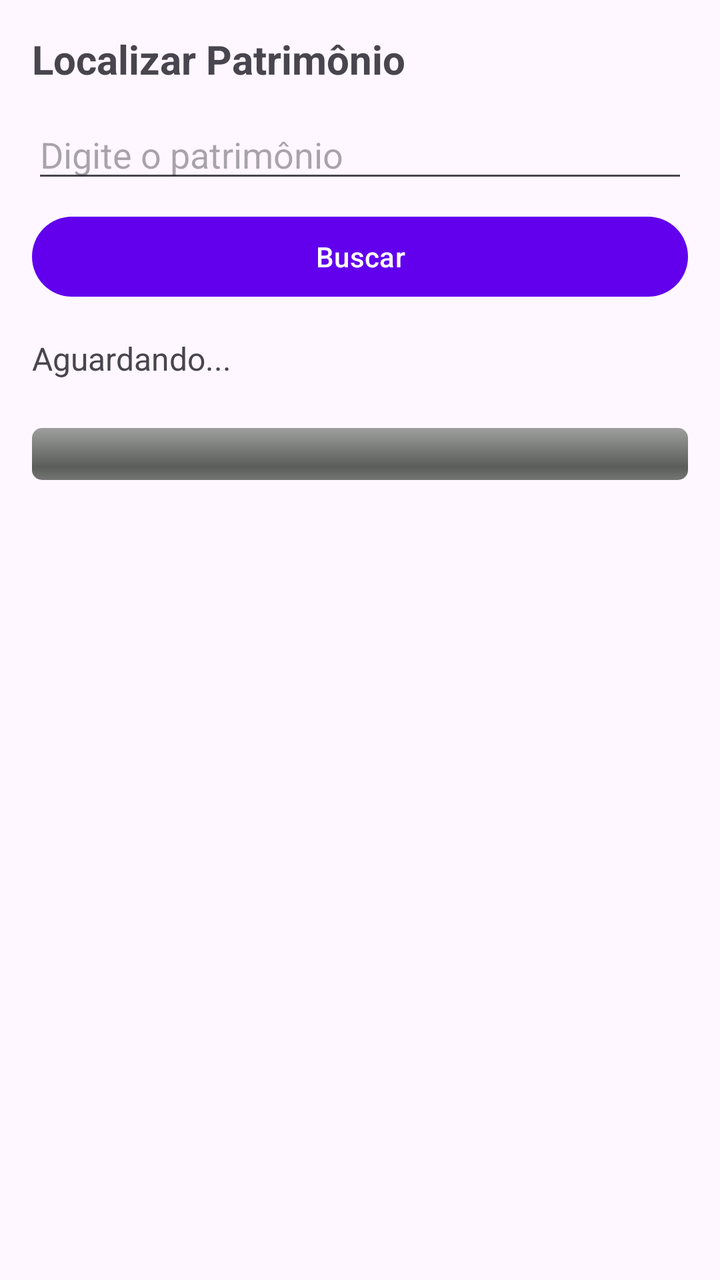
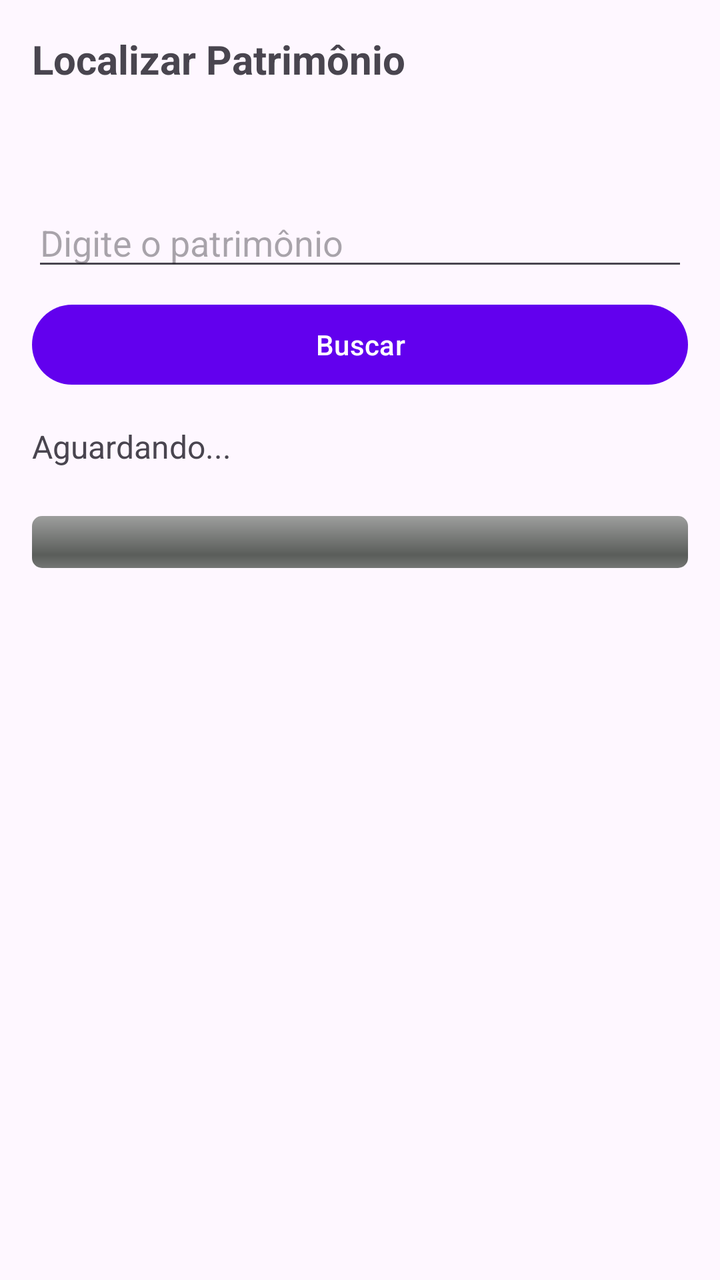

Screens rendered from an Android XML layout before and after an edit, with the pre-edit source and the edit as a unified diff.
<!-- AndroidManifest.xml: application theme Theme.RFIDAndroid -->
<!-- res/layout/activity_localizar.xml -->
<LinearLayout xmlns:android="http://schemas.android.com/apk/res/android"
    android:orientation="vertical"
    android:padding="16dp"
    android:layout_width="match_parent"
    android:layout_height="match_parent">

    <TextView
        android:text="Localizar Patrimônio"
        android:textSize="20sp"
        android:textStyle="bold"
        android:layout_width="wrap_content"
        android:layout_height="wrap_content"/>

    <EditText
        android:id="@+id/edtPatrimonio"
        android:hint="Digite o patrimônio"
        android:layout_width="match_parent"
        android:layout_height="wrap_content"
        android:layout_marginTop="12dp"/>

    <Button
        android:id="@+id/btnBuscar"
        android:text="Buscar"
        android:layout_width="match_parent"
        android:layout_height="wrap_content"
        android:layout_marginTop="8dp"/>

    <TextView
        android:id="@+id/txtStatus"
        android:text="Aguardando..."
        android:textSize="16sp"
        android:layout_marginTop="16dp"
        android:layout_width="wrap_content"
        android:layout_height="wrap_content"/>

    <ProgressBar
        android:id="@+id/progressDistancia"
        style="@android:style/Widget.ProgressBar.Horizontal"
        android:max="100"
        android:progress="0"
        android:layout_marginTop="24dp"
        android:layout_width="match_parent"
        android:layout_height="26dp"/>


</LinearLayout>
<!-- resources referenced by this layout -->
<resources>
  <style name="Theme.RFIDAndroid" parent="Theme.Material3.DayNight.NoActionBar">
  
      
          <item name="colorPrimary">@color/purple_500</item>
          <item name="colorPrimaryVariant">@color/purple_700</item>
          <item name="colorOnPrimary">@color/white</item>
          
          <item name="colorSecondary">@color/teal_200</item>
          <item name="colorSecondaryVariant">@color/teal_700</item>
          <item name="colorOnSecondary">@color/black</item>
          
          <item name="android:statusBarColor">?attr/colorPrimaryVariant</item>
          
      </style>
  <color name="purple_500">#FF6200EE</color>
  <color name="purple_700">#FF3700B3</color>
  <color name="white">#FFFFFFFF</color>
  <color name="teal_200">#FF03DAC5</color>
  <color name="teal_700">#FF018786</color>
  <color name="black">#FF000000</color>
</resources>

<!-- the commit's change to res/layout/activity_localizar.xml (unified diff, before → after) -->
@@ -9,6 +9,12 @@
         android:textSize="20sp"
         android:textStyle="bold"
         android:layout_width="wrap_content"
+        android:layout_height="wrap_content"/>
+
+    <include
+        layout="@layout/include_estado_leitor"
+        android:layout_marginTop="8dp"
+        android:layout_width="match_parent"
         android:layout_height="wrap_content"/>
 
     <EditText
@@ -44,3 +50,30 @@
 
 
 </LinearLayout>
+<!-- res/layout/include_estado_leitor.xml (included above) -->
+<?xml version="1.0" encoding="utf-8"?>
+<LinearLayout xmlns:android="http://schemas.android.com/apk/res/android"
+    android:id="@+id/painelEstadoLeitor"
+    android:orientation="horizontal"
+    android:gravity="center_vertical"
+    android:paddingStart="8dp"
+    android:paddingEnd="8dp"
+    android:minHeight="36dp"
+    android:layout_width="match_parent"
+    android:layout_height="wrap_content">
+
+    <TextView
+        android:id="@+id/txtEstadoLeitor"
+        android:textStyle="bold"
+        android:layout_width="0dp"
+        android:layout_weight="1"
+        android:layout_height="wrap_content"/>
+
+    <Button
+        android:id="@+id/btnReconectarLeitor"
+        style="?android:attr/borderlessButtonStyle"
+        android:text="Reconectar"
+        android:visibility="gone"
+        android:layout_width="wrap_content"
+        android:layout_height="wrap_content"/>
+</LinearLayout>
